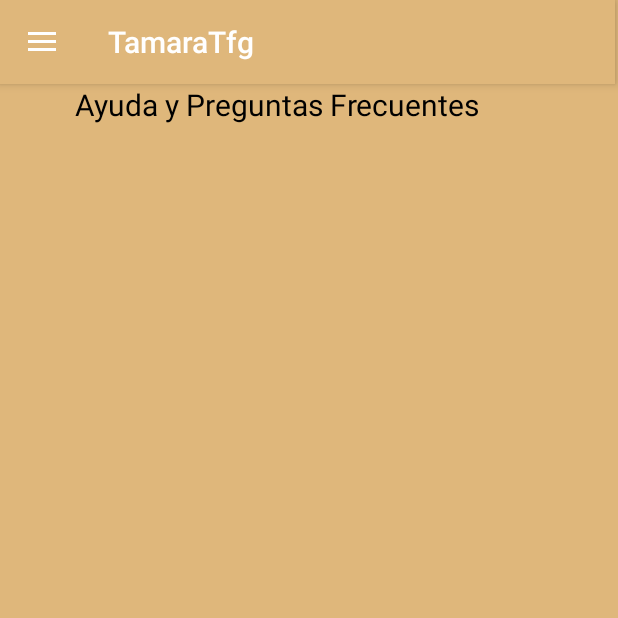
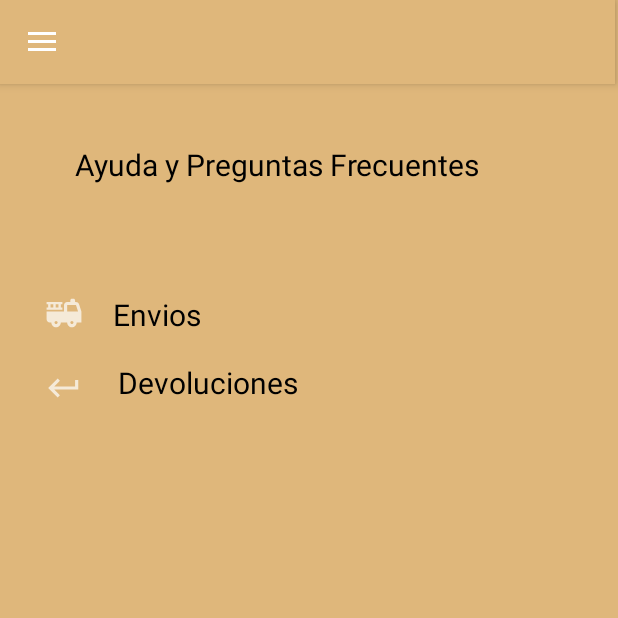
Before and after one commit to tam11796/TFGTami, an Android app: the screen it shows after launch (MainActivity), in the side drawer, after a tap on "Ayuda", on a phone screen of 412 x 824 dp, the top half of it. Run offline under Robolectric (Android 15) with nearby library versions, the phone set to English and light mode, and no system bars.

```diff
--- a/app/src/main/java/com/example/tamaratfg/MainActivity.java
+++ b/app/src/main/java/com/example/tamaratfg/MainActivity.java
@@ -25,6 +25,7 @@ public class MainActivity extends AppCompatActivity implements  NavigationView.O
 
         toolbar = findViewById(R.id.toolbar);
         setSupportActionBar(toolbar);
+        getSupportActionBar().setDisplayShowTitleEnabled(false);
         drawer = findViewById(R.id.drawer_layout);
         NavigationView navigationView = findViewById(R.id.nav_view);
         navigationView.setNavigationItemSelectedListener(this);
--- /dev/null
+++ b/app/src/main/res/drawable/camion1.xml
@@ -0,0 +1,13 @@
+<vector xmlns:android="http://schemas.android.com/apk/res/android"
+    android:width="24dp"
+    android:height="24dp"
+    android:viewportWidth="24"
+    android:viewportHeight="24"
+    android:tint="?attr/colorControlNormal">
+  <path
+      android:fillColor="@android:color/white"
+      android:pathData="M22.9,10.69l-1.44,-4.32C21.18,5.55 20.42,5 19.56,5H19V4c0,-0.55 -0.45,-1 -1,-1h-1c-0.55,0 -1,0.45 -1,1v1h-2c-1.1,0 -2,0.9 -2,2v4H1v5c0,1.1 0.9,2 2,2h1c0,1.66 1.34,3 3,3s3,-1.34 3,-3h4c0,1.66 1.34,3 3,3s3,-1.34 3,-3h3v-6.68C23,11.11 22.97,10.9 22.9,10.69zM7,19c-0.55,0 -1,-0.45 -1,-1s0.45,-1 1,-1s1,0.45 1,1S7.55,19 7,19zM17,19c-0.55,0 -1,-0.45 -1,-1s0.45,-1 1,-1s1,0.45 1,1S17.55,19 17,19zM14,11V7h5.56l1.33,4H14z"/>
+  <path
+      android:fillColor="@android:color/white"
+      android:pathData="M11,8.5h-1v-2h1V5H1v1.5h1v2H1V10h10V8.5zM5.25,8.5H3.5v-2h1.75V8.5zM8.5,8.5H6.75v-2H8.5V8.5z"/>
+</vector>
--- /dev/null
+++ b/app/src/main/res/drawable/devolucion.xml
@@ -0,0 +1,5 @@
+<vector android:autoMirrored="true" android:height="24dp"
+    android:tint="#0E0E0E" android:viewportHeight="24"
+    android:viewportWidth="24" android:width="24dp" xmlns:android="http://schemas.android.com/apk/res/android">
+    <path android:fillColor="@android:color/white" android:pathData="M19,3h-4.18C14.4,1.84 13.3,1 12,1c-1.3,0 -2.4,0.84 -2.82,2L5,3c-1.1,0 -2,0.9 -2,2v14c0,1.1 0.9,2 2,2h14c1.1,0 2,-0.9 2,-2L21,5c0,-1.1 -0.9,-2 -2,-2zM12,3c0.55,0 1,0.45 1,1s-0.45,1 -1,1 -1,-0.45 -1,-1 0.45,-1 1,-1zM16,15h-4v3l-5,-5 5,-5v3h4v4z"/>
+</vector>
--- /dev/null
+++ b/app/src/main/res/drawable/ic_baseline_fire_truck_24.xml
@@ -0,0 +1,6 @@
+<vector android:height="24dp" android:tint="#0E0E0E"
+    android:viewportHeight="24" android:viewportWidth="24"
+    android:width="24dp" xmlns:android="http://schemas.android.com/apk/res/android">
+    <path android:fillColor="@android:color/white" android:pathData="M22.9,10.69l-1.44,-4.32C21.18,5.55 20.42,5 19.56,5H19V4c0,-0.55 -0.45,-1 -1,-1h-1c-0.55,0 -1,0.45 -1,1v1h-2c-1.1,0 -2,0.9 -2,2v4H1v5c0,1.1 0.9,2 2,2h1c0,1.66 1.34,3 3,3s3,-1.34 3,-3h4c0,1.66 1.34,3 3,3s3,-1.34 3,-3h3v-6.68C23,11.11 22.97,10.9 22.9,10.69zM7,19c-0.55,0 -1,-0.45 -1,-1s0.45,-1 1,-1s1,0.45 1,1S7.55,19 7,19zM17,19c-0.55,0 -1,-0.45 -1,-1s0.45,-1 1,-1s1,0.45 1,1S17.55,19 17,19zM14,11V7h5.56l1.33,4H14z"/>
+    <path android:fillColor="@android:color/white" android:pathData="M11,8.5h-1v-2h1V5H1v1.5h1v2H1V10h10V8.5zM5.25,8.5H3.5v-2h1.75V8.5zM8.5,8.5H6.75v-2H8.5V8.5z"/>
+</vector>
--- /dev/null
+++ b/app/src/main/res/drawable/ic_baseline_keyboard_return_24.xml
@@ -0,0 +1,11 @@
+<vector xmlns:android="http://schemas.android.com/apk/res/android"
+    android:width="24dp"
+    android:height="24dp"
+    android:viewportWidth="24"
+    android:viewportHeight="24"
+    android:tint="?attr/colorControlNormal"
+    android:autoMirrored="true">
+  <path
+      android:fillColor="@android:color/white"
+      android:pathData="M19,7v4H5.83l3.58,-3.59L8,6l-6,6 6,6 1.41,-1.41L5.83,13H21V7z"/>
+</vector>
--- a/app/src/main/res/layout/fragment_ayuda.xml
+++ b/app/src/main/res/layout/fragment_ayuda.xml
@@ -1,5 +1,6 @@
 <?xml version="1.0" encoding="utf-8"?>
 <RelativeLayout xmlns:android="http://schemas.android.com/apk/res/android"
+    xmlns:app="http://schemas.android.com/apk/res-auto"
     android:layout_width="match_parent"
     android:layout_height="match_parent"
     android:background="#DFB77B">
@@ -9,20 +10,50 @@
         android:layout_height="wrap_content"
         android:text="Ayuda y Preguntas Frecuentes"
         android:textColor="@color/black"
+        android:layout_marginTop="40dp"
         android:layout_marginLeft="50dp"
         android:textSize="20dp"
         >
 
     </TextView>
 
+    <ImageView
+        android:id="@+id/imageCamion"
+        android:layout_width="25dp"
+        android:layout_height="25dp"
+        android:layout_marginTop="140dp"
+        android:layout_marginLeft="30dp"
+        app:srcCompat="@drawable/camion1" />
+
     <TextView
-        android:id="@+id/textView"
-        android:layout_width="40dp"
-        android:layout_height="0dp"
-        android:layout_marginTop="120dp"
-        android:src="@drawable/camion"
+        android:id="@+id/textEnvios"
+        android:layout_width="wrap_content"
+        android:layout_height="wrap_content"
+        android:layout_toRightOf="@id/imageCamion"
+        android:layout_marginTop="140dp"
+        android:layout_marginLeft="20dp"
         android:textColor="@color/black"
-        android:textSize="20dp"></TextView>
+        android:textSize="20dp"
+        android:text="Envios" />
+
+    <ImageView
+        android:id="@+id/imageDev"
+        android:layout_width="25dp"
+        android:layout_height="25dp"
+        android:layout_marginLeft="30dp"
+        android:layout_marginTop="190dp"
+        app:srcCompat="@drawable/ic_baseline_keyboard_return_24" />
+
+    <TextView
+        android:id="@+id/textDev"
+        android:layout_width="wrap_content"
+        android:layout_height="wrap_content"
+        android:layout_marginTop="185dp"
+        android:layout_marginLeft="23dp"
+        android:textColor="@color/black"
+        android:layout_toRightOf="@id/imageDev"
+        android:textSize="20dp"
+        android:text="Devoluciones" />
 
 
 </RelativeLayout>
--- a/app/src/main/res/layout/fragment_inicio.xml
+++ b/app/src/main/res/layout/fragment_inicio.xml
@@ -5,10 +5,10 @@
     android:background="#DFB77B">
 
     <TextView
-        android:layout_width="120dp"
-        android:layout_height="60dp"
-        android:paddingTop="8dp"
+        android:layout_width="wrap_content"
+        android:layout_height="wrap_content"
         android:text="Bienvenido"
+        android:layout_marginTop="40dp"
         android:layout_marginLeft="50dp"
         android:textColor="@color/black"
         android:textSize="20dp">
--- a/app/src/main/res/layout/fragment_nosotros.xml
+++ b/app/src/main/res/layout/fragment_nosotros.xml
@@ -10,6 +10,8 @@
         android:text="Sobre Nosotros"
         android:textColor="@color/black"
         android:gravity="center"
+        android:layout_marginTop="40dp"
+        android:textAlignment="center"
         android:layout_marginLeft="50dp"
         android:textSize="20dp"
         >
--- a/app/src/main/res/layout/fragment_perfil.xml
+++ b/app/src/main/res/layout/fragment_perfil.xml
@@ -8,6 +8,7 @@
         android:layout_width="90dp"
         android:layout_height="40dp"
         android:layout_marginLeft="50dp"
+        android:layout_marginTop="40dp"
         android:text="Mi Perfil"
         android:textSize="20dp"
         android:textColor="@color/black"
```
Also changed, not shown: app/src/main/res/drawable/dev.jpg (added).
